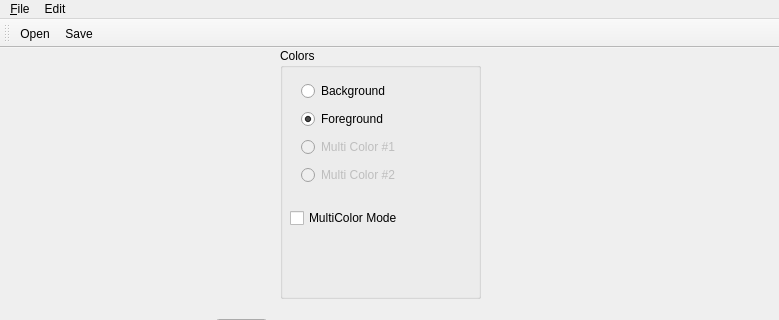
Above: src/mainwindow.ui from ricardoquesada/vchar64 before the change; both pictures show x 0 to 779 and y 0 to 320 of the 779 by 541 pixel window. Below: the same form after it.
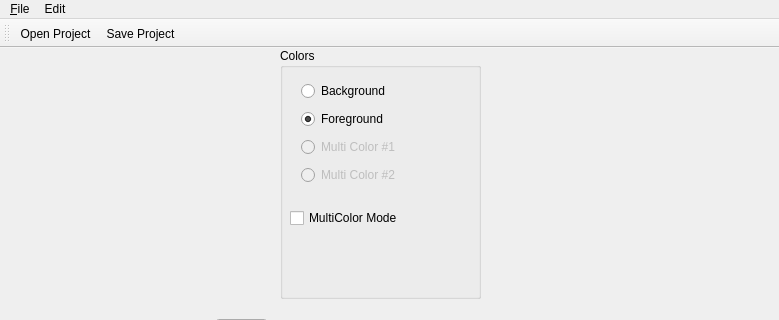
That is the form after the change. Icons and pictures are not drawn. Custom widgets are drawn as their Qt base class.

The edit to the form file:
```diff
--- a/src/mainwindow.ui
+++ b/src/mainwindow.ui
@@ -210,7 +210,7 @@
      <normaloff>:/icons/22x22/actions/document-open.png</normaloff>:/icons/22x22/actions/document-open.png</iconset>
    </property>
    <property name="text">
-    <string>Open</string>
+    <string>Open Project...</string>
    </property>
    <property name="toolTip">
     <string>Open VChar64 file</string>
@@ -249,7 +249,7 @@
      <normaloff>:/icons/22x22/actions/document-save.png</normaloff>:/icons/22x22/actions/document-save.png</iconset>
    </property>
    <property name="text">
-    <string>Save</string>
+    <string>Save Project</string>
    </property>
    <property name="toolTip">
     <string>Save</string>
```
Left out of the diff: 47 changed lines with no effect on the pictures.
